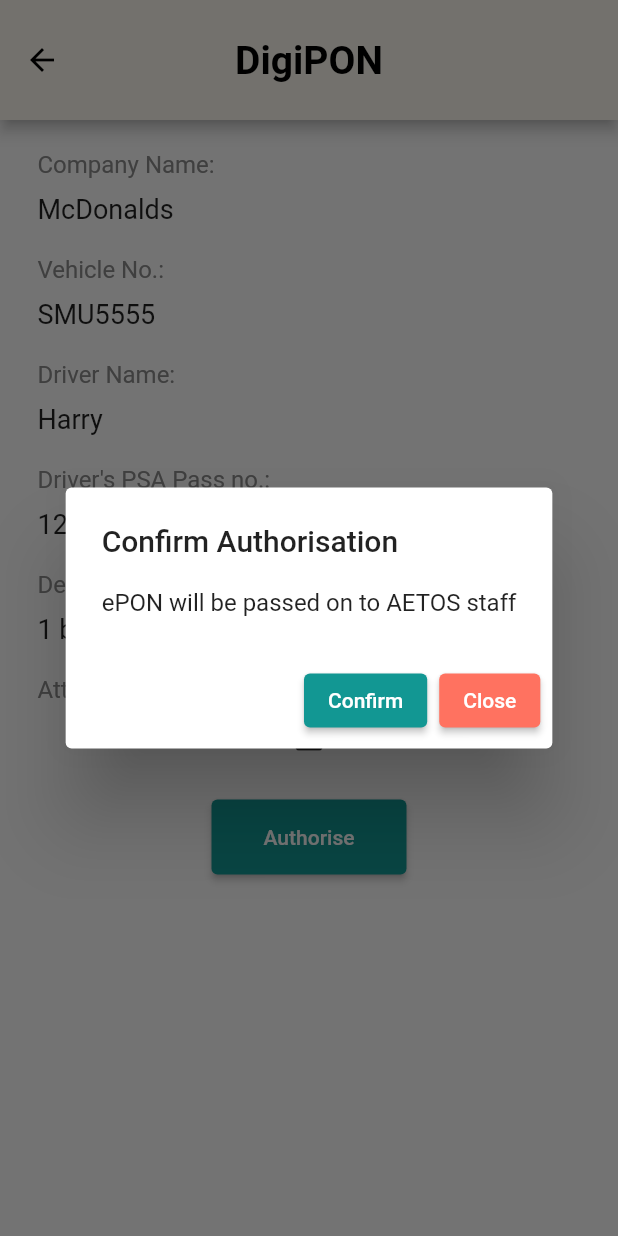
After one commit to tigercxx/PSA_Tryingourbest, a Flutter app: the TaskDisplay screen opened directly with sample values from the repository, after a tap on "Authorise", on a phone screen of 412 x 824 dp. The commit adds this screen. Run offline on Flutter 3.47's test engine with Material 2 defaults, Android fonts, the phone set to English and light mode, and no system bars; our stand-ins replace date_format.

Commit message:
uHH pretty much done with ReqCSO branch

```diff
--- /dev/null
+++ b/digiPON/lib/pages/taskdisplay.dart
@@ -0,0 +1,215 @@
+import 'package:flutter/material.dart';
+import 'package:tryingoutbest/models/app.dart';
+
+class TaskDisplay extends StatelessWidget {
+  const TaskDisplay({super.key, required this.ponDisplay});
+
+  final PON ponDisplay;
+  @override
+  Widget build(BuildContext context) {
+    return Scaffold(
+      appBar: AppBar(
+        centerTitle: true,
+        toolbarHeight: 80,
+        title: Text(
+          "DigiPON",
+          style: TextStyle(fontSize: 26, fontWeight: FontWeight.bold),
+        ),
+        backgroundColor: Color(0xFFFAF6ED),
+        foregroundColor: Colors.black,
+      ),
+      body: Column(children: [
+        Container(
+          width: MediaQuery.of(context).size.width,
+          padding: const EdgeInsets.fromLTRB(10, 10, 10, 0),
+          child: Column(
+            children: [
+              Container(
+                  padding: EdgeInsets.fromLTRB(0, 10, 0, 10),
+                  width: MediaQuery.of(context).size.width - 50,
+                  child: Text(
+                    "Company Name:",
+                    style: TextStyle(
+                        fontSize: 16,
+                        color: Color.fromARGB(255, 137, 137, 137)),
+                  )),
+              Container(
+                width: MediaQuery.of(context).size.width - 50,
+                child: Text(
+                  ponDisplay.company_name,
+                  style: TextStyle(fontSize: 18),
+                ),
+              ),
+            ],
+          ),
+        ),
+        Container(
+          width: MediaQuery.of(context).size.width,
+          padding: const EdgeInsets.fromLTRB(10, 10, 10, 0),
+          child: Column(
+            children: [
+              Container(
+                  padding: EdgeInsets.fromLTRB(0, 10, 0, 10),
+                  width: MediaQuery.of(context).size.width - 50,
+                  child: Text(
+                    "Vehicle No.:",
+                    style: TextStyle(
+                        fontSize: 16,
+                        color: Color.fromARGB(255, 137, 137, 137)),
+                  )),
+              Container(
+                width: MediaQuery.of(context).size.width - 50,
+                child: Text(
+                  ponDisplay.vehicle_no,
+                  style: TextStyle(fontSize: 18),
+                ),
+              ),
+            ],
+          ),
+        ),
+        Container(
+          width: MediaQuery.of(context).size.width,
+          padding: const EdgeInsets.fromLTRB(10, 10, 10, 0),
+          child: Column(
+            children: [
+              Container(
+                  padding: EdgeInsets.fromLTRB(0, 10, 0, 10),
+                  width: MediaQuery.of(context).size.width - 50,
+                  child: Text(
+                    "Driver Name:",
+                    style: TextStyle(
+                        fontSize: 16,
+                        color: Color.fromARGB(255, 137, 137, 137)),
+                  )),
+              Container(
+                width: MediaQuery.of(context).size.width - 50,
+                child: Text(
+                  ponDisplay.driver_name,
+                  style: TextStyle(fontSize: 18),
+                ),
+              ),
+            ],
+          ),
+        ),
+        Container(
+          width: MediaQuery.of(context).size.width,
+          padding: const EdgeInsets.fromLTRB(10, 10, 10, 0),
+          child: Column(
+            children: [
+              Container(
+                  padding: EdgeInsets.fromLTRB(0, 10, 0, 10),
+                  width: MediaQuery.of(context).size.width - 50,
+                  child: Text(
+                    "Driver's PSA Pass no.:",
+                    style: TextStyle(
+                        fontSize: 16,
+                        color: Color.fromARGB(255, 137, 137, 137)),
+                  )),
+              Container(
+                width: MediaQuery.of(context).size.width - 50,
+                child: Text(
+                  ponDisplay.driver_psa_pass_no,
+                  style: TextStyle(fontSize: 18),
+                ),
+              ),
+            ],
+          ),
+        ),
+        Container(
+          width: MediaQuery.of(context).size.width,
+          padding: const EdgeInsets.fromLTRB(10, 10, 10, 0),
+          child: Column(
+            children: [
+              Container(
+                  padding: EdgeInsets.fromLTRB(0, 10, 0, 10),
+                  width: MediaQuery.of(context).size.width - 50,
+                  child: Text(
+                    "Description:",
+                    style: TextStyle(
+                        fontSize: 16,
+                        color: Color.fromARGB(255, 137, 137, 137)),
+                  )),
+              Container(
+                width: MediaQuery.of(context).size.width - 50,
+                child: Text(
+                  ponDisplay.description,
+                  style: TextStyle(fontSize: 18),
+                ),
+              ),
+            ],
+          ),
+        ),
+        Container(
+          width: MediaQuery.of(context).size.width,
+          padding: const EdgeInsets.fromLTRB(10, 10, 10, 0),
+          child: Column(
+            children: [
+              Container(
+                  padding: EdgeInsets.fromLTRB(0, 10, 0, 10),
+                  width: MediaQuery.of(context).size.width - 50,
+                  child: Text(
+                    "Attachments:",
+                    style: TextStyle(
+                        fontSize: 16,
+                        color: Color.fromARGB(255, 137, 137, 137)),
+                  )),
+              Container(
+                  width: MediaQuery.of(context).size.width - 50,
+                  child: Icon(Icons.image)),
+            ],
+          ),
+        ),
+        Container(
+          height: 30,
+        ),
+        Container(
+            height: 50,
+            width: 150,
+            padding: const EdgeInsets.fromLTRB(10, 0, 10, 0),
+            child: ElevatedButton(
+              style: ElevatedButton.styleFrom(primary: Color(0xFF129793)),
+              child: const Text('Authorise'),
+              onPressed: () {
+                // PUT data and return to page once successful
+                showDialog(
+                    context: context,
+                    builder: ((context) => _buildPopupDialog(context)));
+              },
+            )),
+      ]),
+    );
+  }
+}
+
+Widget _buildPopupDialog(BuildContext context) {
+  return AlertDialog(
+    title: const Text('Confirm Authorisation'),
+    content: Column(
+      mainAxisSize: MainAxisSize.min,
+      crossAxisAlignment: CrossAxisAlignment.start,
+      children: <Widget>[
+        Text("ePON will be passed on to AETOS staff"),
+      ],
+    ),
+    actions: <Widget>[
+      ElevatedButton(
+          style: ButtonStyle(
+              backgroundColor:
+                  MaterialStateProperty.all<Color>(Color(0xFF129793))),
+          onPressed: () {
+            // put the serial number, cso_id and time authorised
+            Navigator.of(context).pop();
+          },
+          child: Text("Confirm")),
+      ElevatedButton(
+        style: ButtonStyle(
+            backgroundColor:
+                MaterialStateProperty.all<Color>(Color(0xFFFF7260))),
+        onPressed: () {
+          Navigator.of(context).pop();
+        },
+        child: const Text('Close'),
+      ),
+    ],
+  );
+}
--- a/digiPON/pubspec.yaml
+++ b/digiPON/pubspec.yaml
@@ -35,6 +35,7 @@ dependencies:
     # The following adds the Cupertino Icons font to your application.
     # Use with the CupertinoIcons class for iOS style icons.
     cupertino_icons: ^1.0.2
+    date_format: ^2.0.7
 
 dev_dependencies:
     flutter_test:
```
Also changed, not shown: digiPON/lib/main.dart (+6 -2 lines), digiPON/lib/models/app.dart (+12 -7 lines), digiPON/lib/models/requestcsomodel.dart (added, +20 -0 lines), digiPON/lib/pages/requestercsopage.dart (+10 -3 lines), digiPON/lib/widgets/current_requests.dart (added, +37 -0 lines), digiPON/lib/widgets/request_form.dart (added, +139 -0 lines), digiPON/lib/widgets/task_list.dart (added, +48 -0 lines), digiPON/pubspec.lock.
